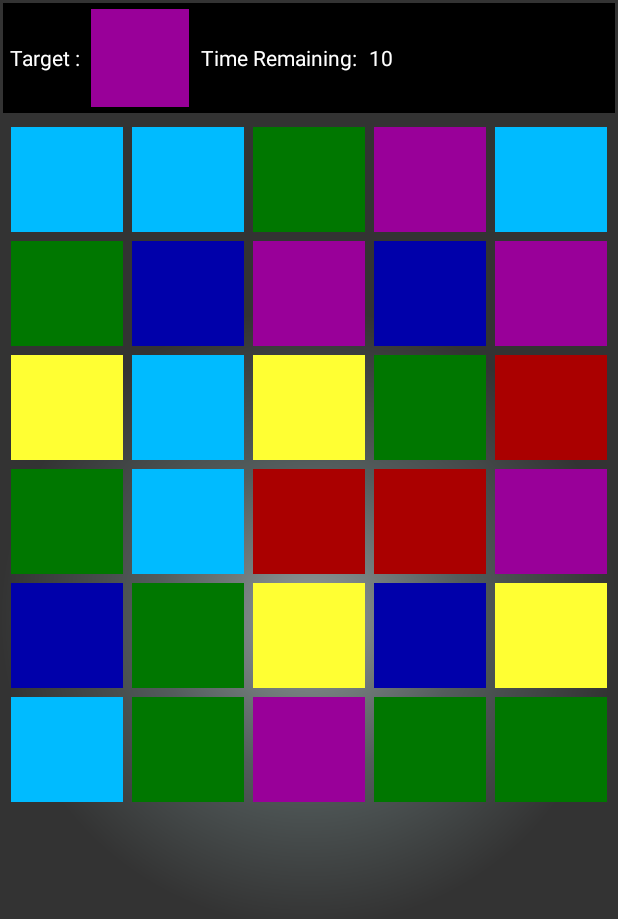
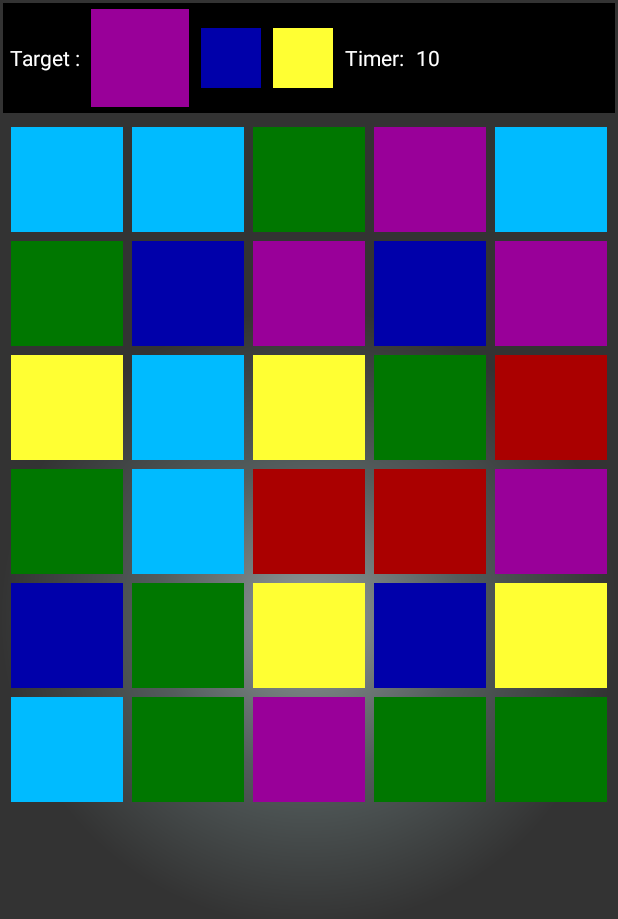
Before and after one commit to jpeyraud/UltimatePixel_Android, an Android app: the AGameEngine screen opened directly, with no data from a screen before it, on a phone screen of 412 x 824 dp. Shown: the top 919 px of the screen. Run offline under Robolectric (Android 15) with nearby library versions, the phone set to English and light mode, and no system bars.

Commit message:
Add managment of a target list.
Remove .gradle file from remote.

```diff
--- a/app/src/main/java/com/altarrys/ultimatepixel/FGameEngine.java
+++ b/app/src/main/java/com/altarrys/ultimatepixel/FGameEngine.java
@@ -50,8 +50,10 @@ public class FGameEngine extends Fragment implements OnTouchListener
 		m_pixelGridView.setAdapter(adapter);
 		m_pixelGridView.setOnTouchListener(this);
 
-		// Display this target color
-		rootView.findViewById(R.id.textview_askedcolorview).setBackgroundColor(getResourceTargetPixel());
+		// Display targets color
+		rootView.findViewById(R.id.textview_askedcolorview).setBackgroundColor(getResourceTargetPixel(0));
+		rootView.findViewById(R.id.textview_nextcolorview).setBackgroundColor(getResourceTargetPixel(1));
+		rootView.findViewById(R.id.textview_nextnextcolorview).setBackgroundColor(getResourceTargetPixel(2));
 
 		// Set timer textview in activity attributes to set the timer of the game in a thread later
 		parent.setTimer((TextView) rootView.findViewById(R.id.textview_timeelapsedview));
@@ -98,7 +100,9 @@ public class FGameEngine extends Fragment implements OnTouchListener
 			score = m_levelManager.pixelTouched();
 
 			// Modify pixel target color
-			getActivity().findViewById(R.id.textview_askedcolorview).setBackgroundColor(getResourceTargetPixel());
+			getActivity().findViewById(R.id.textview_askedcolorview).setBackgroundColor(getResourceTargetPixel(0));
+			getActivity().findViewById(R.id.textview_nextcolorview).setBackgroundColor(getResourceTargetPixel(1));
+			getActivity().findViewById(R.id.textview_nextnextcolorview).setBackgroundColor(getResourceTargetPixel(2));
 
 			//parent.setTimerColor(R.color.Green);
 			parent.addTime(parent.ADD_TIME - (100 * (score / 20)));
@@ -145,8 +149,14 @@ public class FGameEngine extends Fragment implements OnTouchListener
     public int getResourceTargetPixel()
     {
     	// Get the target color value
-    	return getResources().getColor(m_levelManager.getTargetPixel());
+    	return getResources().getColor(m_levelManager.getCurrentTargetPixel());
     }
+	//-----------------------------------------------------------------------------------------------------------------------------
+	public int getResourceTargetPixel(int index)
+	{
+		// Get the target color value
+		return getResources().getColor(m_levelManager.getAllTargetPixel().get(index));
+	}
 	//-----------------------------------------------------------------------------------------------------------------------------
 	//-----------------------------------------------------------------------------------------------------------------------------
 	//-----------------------------------------------------------------------------------------------------------------------------
--- a/app/src/main/java/com/altarrys/ultimatepixel/Level.java
+++ b/app/src/main/java/com/altarrys/ultimatepixel/Level.java
@@ -2,6 +2,7 @@ package com.altarrys.ultimatepixel;
 
 import android.util.Log;
 
+import java.lang.reflect.Array;
 import java.util.ArrayList;
 import java.util.HashMap;
 
@@ -13,7 +14,7 @@ public class Level
 
 
 	private int m_game_difficulty;
-	private int m_targetPixel;
+	private ArrayList<Integer> m_targetPixels;
 	private int m_nbTargetPixel;
 	private ArrayList<Integer> m_pixelList;
 	private ArrayList<Integer> m_allColors;
@@ -30,6 +31,8 @@ public class Level
 
 		m_nbPixelColorTotal = nbPixelColor;
 
+		m_nbTargetPixel = 3;
+
 		// number of each solor
 		m_pixelColorNumberMap = new HashMap<Integer,Integer>();
 
@@ -44,7 +47,11 @@ public class Level
 			m_pixelList.add(color);
 		}
 
-		m_targetPixel = getTargetRandomColor();
+		// Init targets
+		m_targetPixels = new ArrayList<Integer>();
+		for (int i = 0; i<m_nbTargetPixel; i++)
+			m_targetPixels.add(getTargetRandomColor());
+
 		score = 0;
 	}
 	//-----------------------------------------------------------------------------------------------------------------------------
@@ -67,22 +74,27 @@ public class Level
 		int color =  m_allColors.get(choice);
 
 		// Increment the number of the touched pixel
-		m_pixelColorNumberMap.put(color, m_pixelColorNumberMap.get(color)+1);
+		m_pixelColorNumberMap.put(color, m_pixelColorNumberMap.get(color) + 1);
 
 		return color;
     }
     //-----------------------------------------------------------------------------------------------------------------------------
-    public int getTargetPixel()
+    public int getCurrentTargetPixel()
     {
-    	return m_targetPixel;
+    	return m_targetPixels.get(0);
     }
+	//-----------------------------------------------------------------------------------------------------------------------------
+	public ArrayList<Integer> getAllTargetPixel()
+	{
+		return m_targetPixels;
+	}
     //-----------------------------------------------------------------------------------------------------------------------------
     public int countTargetPixel()
     {
     	int cpt=0;
     	for (int i=0 ; i < m_pixelList.size() ; i++)
     	{
-    		if(m_pixelList.get(i)== m_targetPixel)
+    		if(m_pixelList.get(i)== getCurrentTargetPixel())
     			cpt++;
     	}
     	return cpt;
@@ -93,18 +105,14 @@ public class Level
     	return m_pixelList;
     }
     //-----------------------------------------------------------------------------------------------------------------------------
-    public void setTargetPixel(int targetPix)
-    {
-    	m_targetPixel = targetPix;
-    }
-    //-----------------------------------------------------------------------------------------------------------------------------
     public int pixelTouched()
     {
 		// Decrement the number of the touched pixel
-		m_pixelColorNumberMap.put(m_targetPixel, m_pixelColorNumberMap.get(m_targetPixel)-1);
+		m_pixelColorNumberMap.put(getCurrentTargetPixel(), m_pixelColorNumberMap.get(getCurrentTargetPixel())-1);
 
 		// Get a new random target
-		m_targetPixel = getTargetRandomColor();
+		m_targetPixels.remove(0);
+		m_targetPixels.add(getTargetRandomColor());
 
     	return score++;
     }
--- a/app/src/main/res/layout/fragment_game_engine.xml
+++ b/app/src/main/res/layout/fragment_game_engine.xml
@@ -30,7 +30,6 @@
             android:textColor="@color/White">
         </TextView>
 
-
         <TextView
             android:id="@+id/textview_askedcolorview"
             android:gravity="center"
@@ -41,6 +40,30 @@
             android:background="@color/White"
             android:height="65dp"
             android:width="65dp" >
+        </TextView>
+
+        <TextView
+            android:id="@+id/textview_nextcolorview"
+            android:gravity="center"
+            android:layout_gravity="center"
+            android:layout_width="wrap_content"
+            android:layout_height="wrap_content"
+            android:layout_margin="4dp"
+            android:background="@color/White"
+            android:height="40dp"
+            android:width="40dp" >
+        </TextView>
+
+        <TextView
+            android:id="@+id/textview_nextnextcolorview"
+            android:gravity="center"
+            android:layout_gravity="center"
+            android:layout_width="wrap_content"
+            android:layout_height="wrap_content"
+            android:layout_margin="4dp"
+            android:background="@color/White"
+            android:height="40dp"
+            android:width="40dp" >
         </TextView>
 
         <TextView
--- a/app/src/main/res/values/strings.xml
+++ b/app/src/main/res/values/strings.xml
@@ -13,7 +13,7 @@
     <string name="dfvictoryscore">Your score is </string>
     <string name="timeelapsedzero">0</string>
     <string name="timeelapsed">Time Elapsed: </string>
-    <string name="timeremaining">Time Remaining: </string>
+    <string name="timeremaining">Timer: </string>
     <string name="dfcontinue">Continue</string>
     <string name="Score">Score</string>
     <string name="Exit">Exit</string>
```
Also changed, not shown: app/src/main/java/com/altarrys/ultimatepixel/AGameEngine.java (+1 -18 lines).
